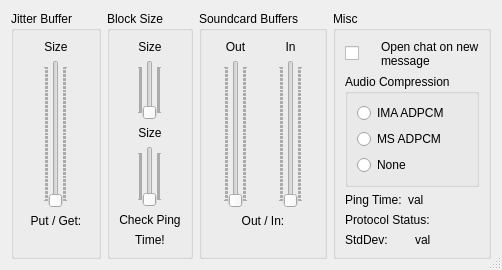
Daninet/jamulus, file src/clientsettingsdlgbase.ui: the form before one commit.
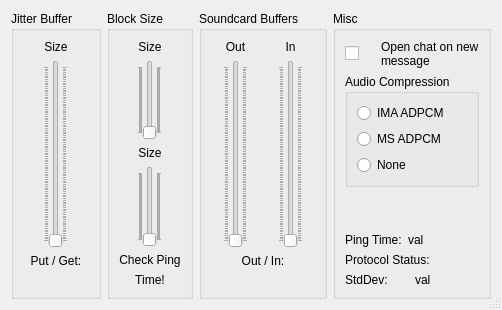
The form after the commit. Icons and pictures are not drawn. Custom widgets are drawn as their Qt base class.

Diff of the .ui file:
```diff
--- a/src/clientsettingsdlgbase.ui
+++ b/src/clientsettingsdlgbase.ui
@@ -5,8 +5,8 @@
    <rect>
     <x>0</x>
     <y>0</y>
-    <width>443</width>
-    <height>260</height>
+    <width>478</width>
+    <height>310</height>
    </rect>
   </property>
   <property name="windowTitle" >
```
